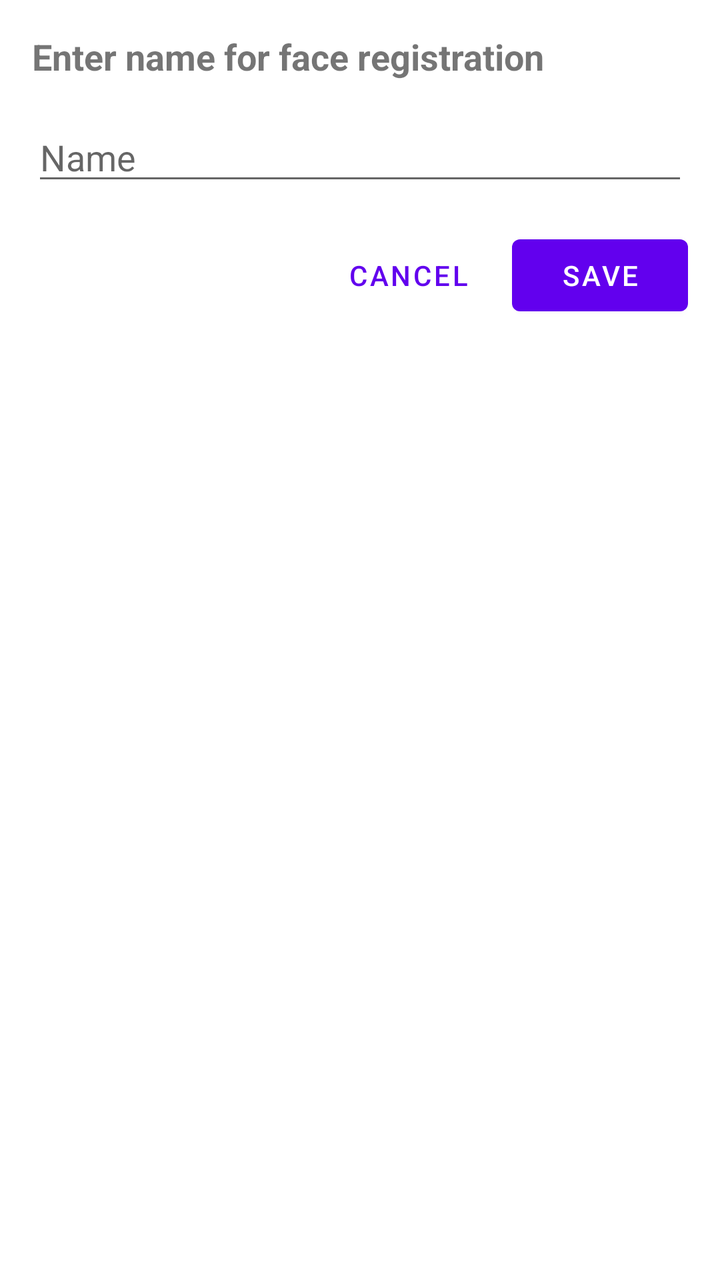
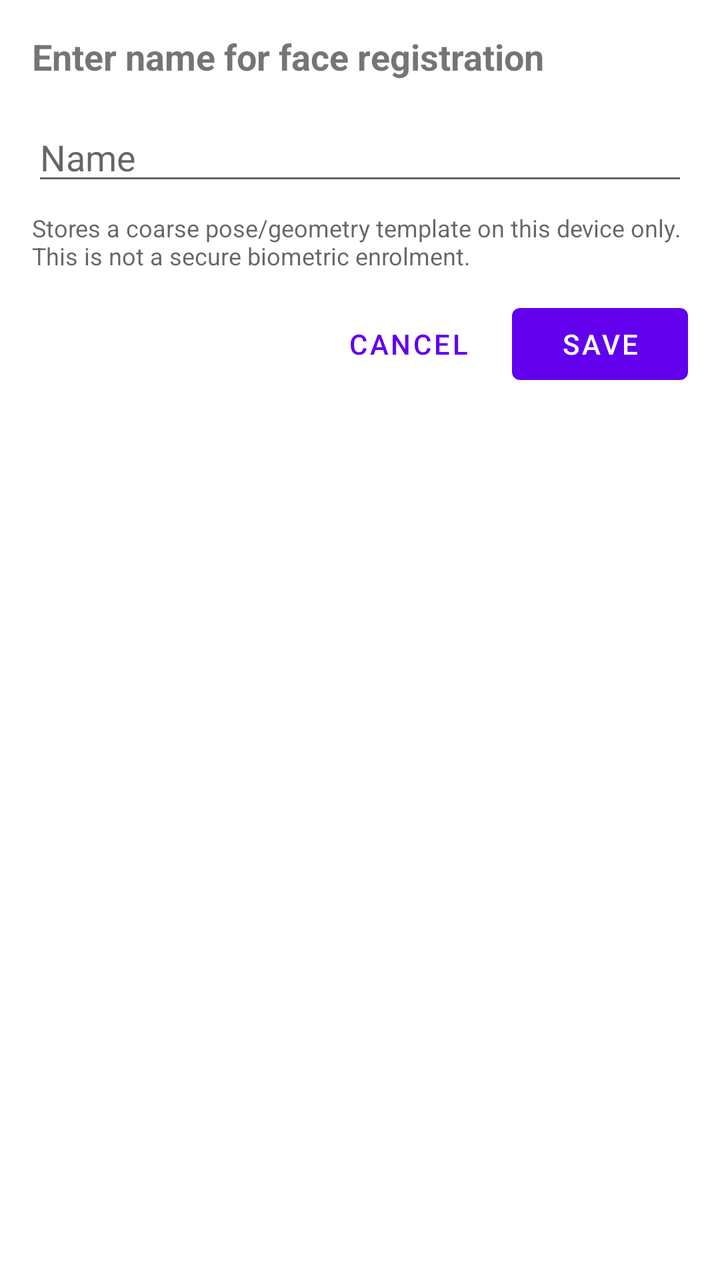

An Android layout rendered at two revisions. The XML below is the earlier revision; the diff shows what the commit changed to produce the second picture.
<!-- AndroidManifest.xml: application theme Theme.FaceRecognitionApp -->
<!-- res/layout/dialog_register_face.xml -->
<?xml version="1.0" encoding="utf-8"?>
<LinearLayout xmlns:android="http://schemas.android.com/apk/res/android"
    android:layout_width="match_parent"
    android:layout_height="wrap_content"
    android:orientation="vertical"
    android:padding="16dp">

    <TextView
        android:layout_width="match_parent"
        android:layout_height="wrap_content"
        android:text="@string/enter_name"
        android:textSize="18sp"
        android:textStyle="bold"
        android:layout_marginBottom="16dp" />

    <EditText
        android:id="@+id/etPersonName"
        android:layout_width="match_parent"
        android:layout_height="wrap_content"
        android:hint="Name"
        android:inputType="textPersonName"
        android:layout_marginBottom="16dp" />

    <LinearLayout
        android:layout_width="match_parent"
        android:layout_height="wrap_content"
        android:orientation="horizontal"
        android:gravity="end">

        <Button
            android:id="@+id/btnCancel"
            android:layout_width="wrap_content"
            android:layout_height="wrap_content"
            android:text="@string/cancel"
            android:layout_marginEnd="8dp"
            style="@style/Widget.MaterialComponents.Button.TextButton" />

        <Button
            android:id="@+id/btnSave"
            android:layout_width="wrap_content"
            android:layout_height="wrap_content"
            android:text="@string/save" />
    </LinearLayout>

</LinearLayout>
<!-- resources referenced by this layout -->
<resources>
  <string name="cancel">Cancel</string>
  <string name="enter_name">Enter name for face registration</string>
  <string name="save">Save</string>
  <style name="Theme.FaceRecognitionApp" parent="Theme.MaterialComponents.DayNight.DarkActionBar">
          
          <item name="colorPrimary">@color/purple_500</item>
          <item name="colorPrimaryVariant">@color/purple_700</item>
          <item name="colorOnPrimary">@color/white</item>
  
          
          <item name="colorSecondary">@color/teal_200</item>
          <item name="colorSecondaryVariant">@color/teal_700</item>
          <item name="colorOnSecondary">@color/black</item>
  
          
          <item name="android:statusBarColor">?attr/colorPrimaryVariant</item>
          
      </style>
  <color name="purple_500">#FF6200EE</color>
  <color name="purple_700">#FF3700B3</color>
  <color name="white">#FFFFFFFF</color>
  <color name="teal_200">#FF03DAC5</color>
  <color name="teal_700">#FF018786</color>
  <color name="black">#FF000000</color>
</resources>

<!-- the commit's change to res/layout/dialog_register_face.xml (unified diff, before → after) -->
@@ -17,9 +17,18 @@
         android:id="@+id/etPersonName"
         android:layout_width="match_parent"
         android:layout_height="wrap_content"
-        android:hint="Name"
+        android:hint="@string/name_hint"
         android:inputType="textPersonName"
-        android:layout_marginBottom="16dp" />
+        android:layout_marginBottom="8dp" />
+
+    
+    <TextView
+        android:layout_width="match_parent"
+        android:layout_height="wrap_content"
+        android:text="@string/register_disclaimer"
+        android:textColor="?android:attr/textColorSecondary"
+        android:textSize="12sp"
+        android:layout_marginBottom="12dp" />
 
     <LinearLayout
         android:layout_width="match_parent"
<!-- resource entries referenced after the edit -->
@@ -2,6 +2,8 @@
 <resources>
   <string name="cancel">Cancel</string>
   <string name="enter_name">Enter name for face registration</string>
+  <string name="name_hint">Name</string>
+  <string name="register_disclaimer">Stores a coarse pose/geometry template on this device only. This is not a secure biometric enrolment.</string>
   <string name="save">Save</string>
   <style name="Theme.FaceRecognitionApp" parent="Theme.MaterialComponents.DayNight.DarkActionBar">
           
